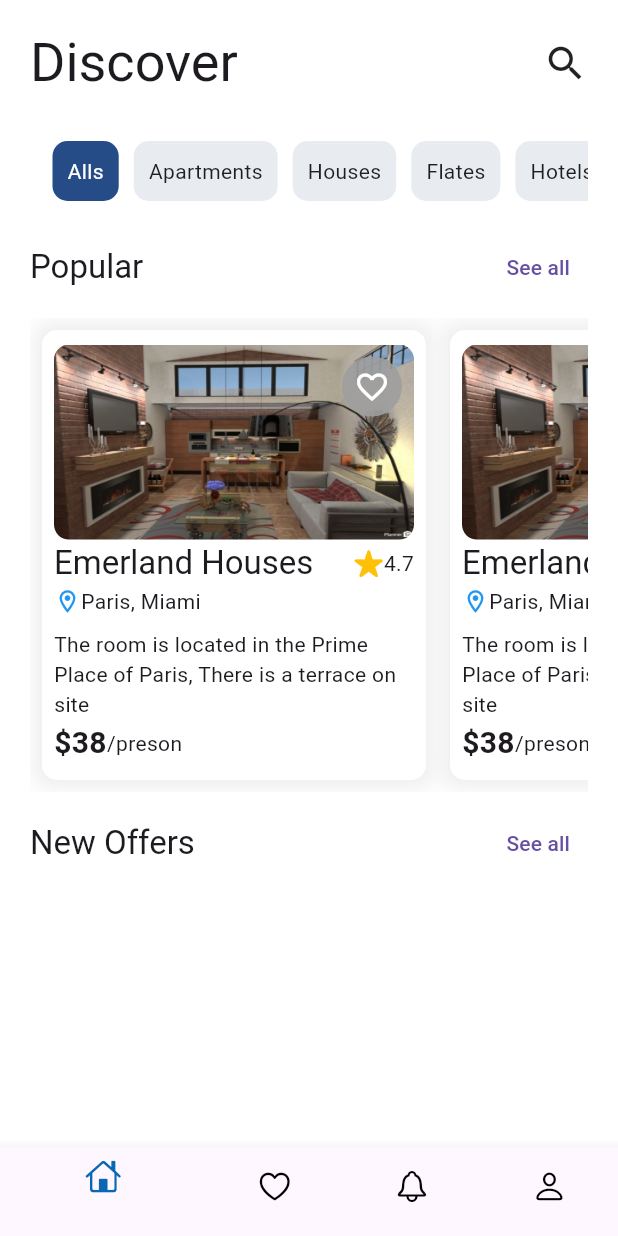
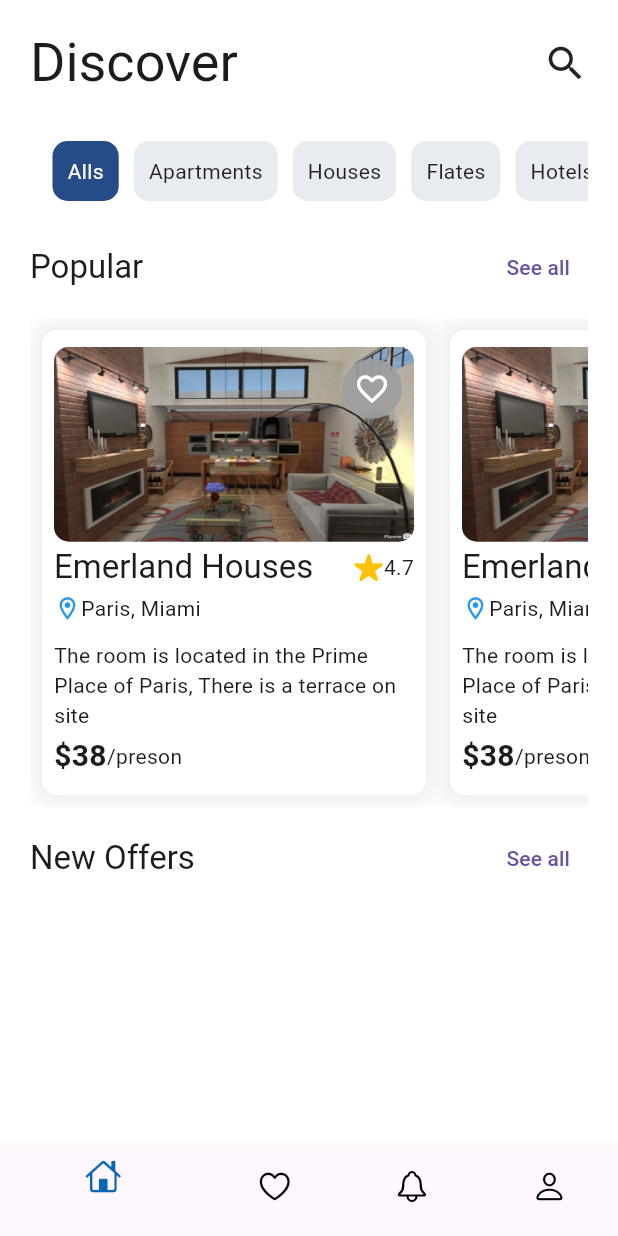
Before and after one commit to SAMIULLAH-KALHORO-DEV/Real-State-App-UI, a Flutter app: the screen it shows after launch, on a phone screen of 412 x 824 dp. Run offline on Flutter 3.47's test engine with Material 3 defaults, Android fonts, the light colour scheme and no system bars.

Commit message:
some changes

```diff
--- a/lib/home/showcasewidget.dart
+++ b/lib/home/showcasewidget.dart
@@ -16,7 +16,7 @@ class ShowCaseWidget extends StatelessWidget {
             Padding(
               padding: const EdgeInsets.all(8.0),
               child: Container(
-                height: 300,
+                height: 310,
                 width: MediaQuery.of(context).size.width / 2 + 50,
                 decoration: BoxDecoration(
                     borderRadius: BorderRadius.circular(10),
```
Also changed, not shown: pubspec.lock.
